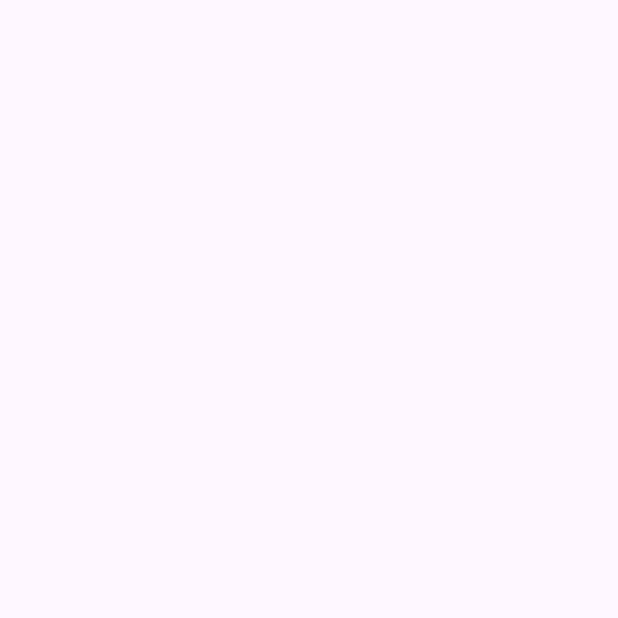
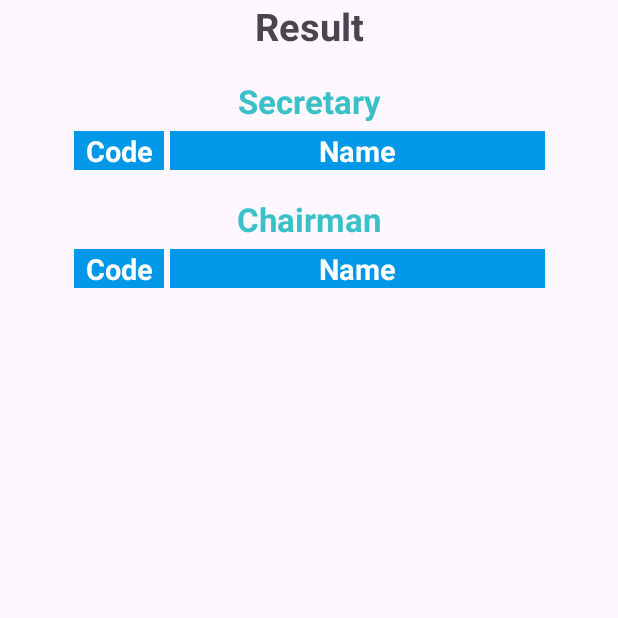
Before and after one commit to MegalosVigneswaran/Digital-Democracy, an Android app: the screen it shows after launch (ViewResult), on a phone screen of 412 x 824 dp, the top half of it. Before the commit the part shown is empty. Run offline under Robolectric (Android 15) with nearby library versions, the phone set to English and light mode, and no system bars.

Commit message:
update activity_view_result.xml

```diff
--- a/application/app/src/main/res/layout/activity_view_result.xml
+++ b/application/app/src/main/res/layout/activity_view_result.xml
@@ -1,5 +1,5 @@
 <?xml version="1.0" encoding="utf-8"?>
-<androidx.constraintlayout.widget.ConstraintLayout xmlns:android="http://schemas.android.com/apk/res/android"
+<ScrollView xmlns:android="http://schemas.android.com/apk/res/android"
     xmlns:app="http://schemas.android.com/apk/res-auto"
     xmlns:tools="http://schemas.android.com/tools"
     android:id="@+id/main"
@@ -7,4 +7,140 @@
     android:layout_height="match_parent"
     tools:context=".ViewResult">
 
-</androidx.constraintlayout.widget.ConstraintLayout>
+    <androidx.constraintlayout.widget.ConstraintLayout
+        android:layout_width="match_parent"
+        android:layout_height="wrap_content">
+
+        <TextView
+            android:id="@+id/top"
+            android:layout_width="wrap_content"
+            android:layout_height="wrap_content"
+            android:text="Result"
+            android:textSize="25dp"
+            android:textStyle="bold"
+            app:layout_constraintStart_toStartOf="parent"
+            app:layout_constraintEnd_toEndOf="parent"></TextView>
+
+        <TextView
+            android:id="@+id/message"
+            android:layout_width="wrap_content"
+            android:layout_height="wrap_content"
+            android:layout_marginTop="5dp"
+            android:text="Secretary"
+            android:textSize="22dp"
+            android:textStyle="bold"
+            android:textColor="#C2E22A1D"
+            android:visibility="gone"
+            app:layout_constraintTop_toBottomOf="@id/top"
+            app:layout_constraintStart_toStartOf="parent"
+            app:layout_constraintEnd_toEndOf="parent"></TextView>
+
+        <TextView
+            android:id="@+id/txt"
+            android:layout_width="wrap_content"
+            android:layout_height="wrap_content"
+            android:layout_marginTop="18dp"
+            android:text="Secretary"
+            android:textSize="22dp"
+            android:textStyle="bold"
+            android:textColor="#3AC1C8"
+            app:layout_constraintTop_toBottomOf="@id/message"
+            app:layout_constraintStart_toStartOf="parent"
+            app:layout_constraintEnd_toEndOf="parent"></TextView>
+
+        <TableLayout
+            android:id="@+id/sectable"
+            android:layout_width="wrap_content"
+            android:layout_height="wrap_content"
+            android:layout_marginLeft="30dp"
+            android:layout_marginRight="30dp"
+            android:layout_marginTop="5dp"
+            app:layout_constraintStart_toStartOf="parent"
+            app:layout_constraintEnd_toEndOf="parent"
+            app:layout_constraintTop_toBottomOf="@id/txt">
+
+            <TableRow
+                android:layout_width="match_parent"
+                android:layout_height="wrap_content">
+
+                <TextView
+                    android:layout_width="60dp"
+                    android:layout_height="wrap_content"
+                    android:layout_marginRight="4dp"
+                    android:text="Code"
+                    android:gravity="center"
+                    android:textSize="19dp"
+                    android:textColor="@color/white"
+                    android:background="#0098E7"
+                    android:textStyle="bold" />
+
+                <TextView
+                    android:layout_width="250dp"
+                    android:layout_height="wrap_content"
+                    android:text="Name"
+                    android:gravity="center"
+                    android:textColor="@color/white"
+                    android:background="#0098E7"
+                    android:textSize="19dp"
+                    android:textStyle="bold" />
+
+            </TableRow>
+
+        </TableLayout>
+
+        <TextView
+            android:id="@+id/txt1"
+            android:layout_width="wrap_content"
+            android:layout_height="wrap_content"
+            android:layout_marginTop="18dp"
+            android:text="Chairman"
+            android:textSize="22dp"
+            android:textStyle="bold"
+            android:textColor="#3AC1C8"
+            app:layout_constraintTop_toBottomOf="@id/sectable"
+            app:layout_constraintStart_toStartOf="parent"
+            app:layout_constraintEnd_toEndOf="parent"></TextView>
+
+        <TableLayout
+            android:id="@+id/chairtable"
+            android:layout_width="wrap_content"
+            android:layout_height="wrap_content"
+            android:layout_marginLeft="30dp"
+            android:layout_marginRight="30dp"
+            android:layout_marginTop="5dp"
+            app:layout_constraintStart_toStartOf="parent"
+            app:layout_constraintEnd_toEndOf="parent"
+            app:layout_constraintTop_toBottomOf="@id/txt1">
+
+            <TableRow
+                android:layout_width="match_parent"
+                android:layout_height="wrap_content">
+
+                <TextView
+                    android:layout_width="60dp"
+                    android:layout_height="wrap_content"
+                    android:layout_marginRight="4dp"
+                    android:text="Code"
+                    android:gravity="center"
+                    android:textSize="19dp"
+                    android:textColor="@color/white"
+                    android:background="#0098E7"
+                    android:textStyle="bold" />
+
+                <TextView
+                    android:layout_width="250dp"
+                    android:layout_height="wrap_content"
+                    android:text="Name"
+                    android:gravity="center"
+                    android:textColor="@color/white"
+                    android:background="#0098E7"
+                    android:textSize="19dp"
+                    android:textStyle="bold" />
+
+            </TableRow>
+
+        </TableLayout>
+
+    </androidx.constraintlayout.widget.ConstraintLayout>
+
+</ScrollView>
```
